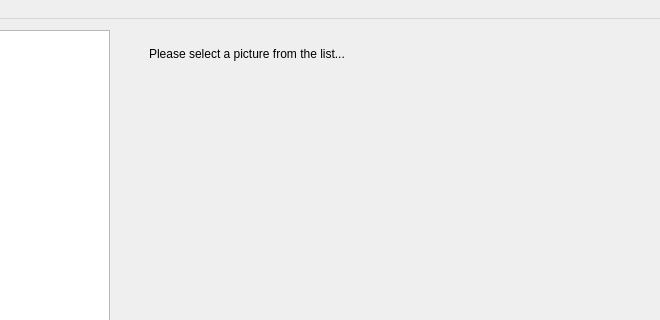
First picture: the form in mainwindow.ui, repository o-marshmallow/Powkiddy-RES-editor, before the edit; both pictures show x 140 to 800 and y 0 to 320 of the 800 by 613 pixel window.
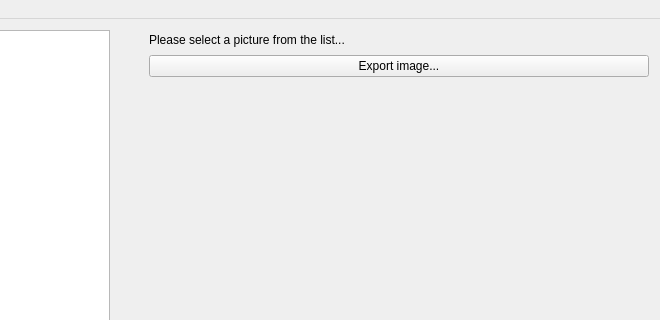
Second picture: the form after the edit. Icons and pictures are not drawn.

Commit message: v0.25: Images can now be exported

```diff
--- a/mainwindow.ui
+++ b/mainwindow.ui
@@ -77,6 +77,17 @@
         </property>
        </widget>
       </item>
+      <item>
+       <layout class="QHBoxLayout" name="buttonsLayout">
+        <item>
+         <widget class="QPushButton" name="picExport">
+          <property name="text">
+           <string>Export image...</string>
+          </property>
+         </widget>
+        </item>
+       </layout>
+      </item>
       <item>
        <widget class="QLabel" name="picLabel">
         <property name="minimumSize">
```
The commit also changes 4 other files.
